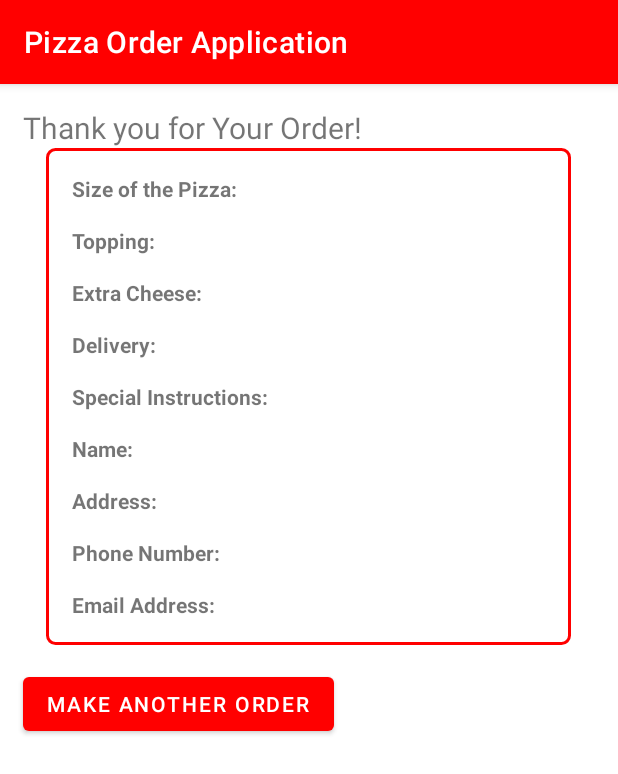
After one commit to airwick989/Mobile-Application-Development, an Android app: the MainActivity2 screen opened directly, with no data from a screen before it, on a phone screen of 412 x 824 dp. The commit adds this screen. Shown: the top 774 px of the screen. Run offline under Robolectric (Android 15) with nearby library versions, the phone set to English and light mode, and no system bars.

Commit message:
Designed user interface for order confirmation activity

```diff
--- a/Assignments/Assignment 1/project folder/app/src/main/AndroidManifest.xml
+++ b/Assignments/Assignment 1/project folder/app/src/main/AndroidManifest.xml
@@ -14,6 +14,9 @@
         android:theme="@style/Theme.MyApplication"
         tools:targetApi="31">
         <activity
+            android:name=".MainActivity2"
+            android:exported="false" />
+        <activity
             android:name=".MainActivity"
             android:exported="true">
             <intent-filter>
--- a/Assignments/Assignment 1/project folder/app/src/main/java/com/example/myapplication/MainActivity.java
+++ b/Assignments/Assignment 1/project folder/app/src/main/java/com/example/myapplication/MainActivity.java
@@ -2,6 +2,7 @@ package com.example.myapplication;
 
 import androidx.appcompat.app.AppCompatActivity;
 
+import android.content.Intent;
 import android.os.Bundle;
 import android.telephony.PhoneNumberFormattingTextWatcher;
 import android.text.TextUtils;
@@ -18,6 +19,7 @@ import android.widget.Spinner;
 import android.widget.TextView;
 import android.widget.Toast;
 
+import java.util.Arrays;
 import java.util.HashMap;
 import java.util.Map;
 
@@ -33,6 +35,7 @@ public class MainActivity extends AppCompatActivity implements AdapterView.OnIte
     EditText etPhone;
     EditText etAddress;
     EditText etName;
+    Map<String, String> orderDetails = new HashMap<String, String>();
 
     @Override
     protected void onCreate(Bundle savedInstanceState) {
@@ -121,15 +124,34 @@ public class MainActivity extends AppCompatActivity implements AdapterView.OnIte
             String selectedTopping = spToppings.getSelectedItem().toString();
             totalCost += mapTopping.get(selectedTopping);
 
+            orderDetails.clear();
+
             if(cbExtraCheese.isChecked()){
                 totalCost += 5.0;
+                orderDetails.put("Cheese", "Selected ($5)");
+            }
+            else{
+                orderDetails.put("Cheese", "Not Selected");
             }
             if(cbIncludeDelivery.isChecked()){
                 totalCost += 5.0;
+                orderDetails.put("Delivery", "Selected ($5)");
+            }
+            else{
+                orderDetails.put("Delivery", "Not Selected");
             }
 
             String strTotalCost = String.format("%.2f", totalCost);
             txtTotalCost.setText("$" + strTotalCost);
+
+            orderDetails.put("Slices", slice.getText().toString());
+            orderDetails.put("Topping", selectedTopping);
+            if(etInstructions.getText().toString() == "" || etInstructions.getText().toString() == null){
+                orderDetails.put("Instructions", "None");
+            }
+            else{
+                orderDetails.put("Instructions", etInstructions.getText().toString());
+            }
         }
 
         return totalCost;
@@ -193,10 +215,18 @@ public class MainActivity extends AppCompatActivity implements AdapterView.OnIte
 
     public void submitForm(View view){
         if(validateForm()){
-            Toast.makeText(this, "Nice", Toast.LENGTH_SHORT).show();
-        }
-        else{
-            Toast.makeText(this, "Bad", Toast.LENGTH_SHORT).show();
+            Intent intent = new Intent(MainActivity.this, MainActivity2.class);
+            //orderDetails.get(<Slices, Topping, Cheese, Delivery, Instructions>);
+            intent.putExtra("keySlices", orderDetails.get("Slices"));
+            intent.putExtra("keyTopping", orderDetails.get("Topping"));
+            intent.putExtra("keyCheese", orderDetails.get("Cheese"));
+            intent.putExtra("keyDelivery", orderDetails.get("Delivery"));
+            intent.putExtra("keyInstructions", orderDetails.get("Instructions"));
+            intent.putExtra("keyName", etName.getText().toString());
+            intent.putExtra("keyAddress", etAddress.getText().toString());
+            intent.putExtra("keyPhone", etPhone.getText().toString());
+            intent.putExtra("keyEmail", etEmail.getText().toString());
+            startActivity(intent);
         }
     }
 
--- /dev/null
+++ b/Assignments/Assignment 1/project folder/app/src/main/java/com/example/myapplication/MainActivity2.java
@@ -0,0 +1,14 @@
+package com.example.myapplication;
+
+import androidx.appcompat.app.AppCompatActivity;
+
+import android.os.Bundle;
+
+public class MainActivity2 extends AppCompatActivity {
+
+    @Override
+    protected void onCreate(Bundle savedInstanceState) {
+        super.onCreate(savedInstanceState);
+        setContentView(R.layout.activity_main2);
+    }
+}
--- a/Assignments/Assignment 1/project folder/app/src/main/res/layout/activity_main.xml
+++ b/Assignments/Assignment 1/project folder/app/src/main/res/layout/activity_main.xml
@@ -160,7 +160,6 @@
                         android:layout_width="wrap_content"
                         android:layout_height="wrap_content"
                         android:text="Total Cost: "
-                        android:textSize="15dp"
                         android:id="@+id/txtTotalCost"
                         android:textStyle="bold">
                     </TextView>
@@ -168,7 +167,6 @@
                         android:layout_width="wrap_content"
                         android:layout_height="wrap_content"
                         android:text="$0.00"
-                        android:textSize="15dp"
                         android:id="@+id/totalCost">
                     </TextView>
                 </LinearLayout>
--- /dev/null
+++ b/Assignments/Assignment 1/project folder/app/src/main/res/layout/activity_main2.xml
@@ -0,0 +1,288 @@
+<?xml version="1.0" encoding="utf-8"?>
+<RelativeLayout xmlns:android="http://schemas.android.com/apk/res/android"
+    xmlns:app="http://schemas.android.com/apk/res-auto"
+    xmlns:tools="http://schemas.android.com/tools"
+    android:layout_width="match_parent"
+    android:layout_height="match_parent"
+    tools:context=".MainActivity2">
+
+    <RelativeLayout
+        android:id="@+id/screen_layout"
+        android:layout_width="fill_parent"
+        android:layout_height="wrap_content">
+
+        <TextView
+            android:layout_width="wrap_content"
+            android:layout_height="wrap_content"
+            android:text="Thank you for Your Order!"
+            android:textSize="20dp"
+            android:id="@+id/headerConfirmation"
+            android:layout_marginLeft="15dp"
+            android:layout_marginTop="15dp">
+        </TextView>
+
+
+        <RelativeLayout
+            android:layout_width="350dp"
+            android:layout_height="wrap_content"
+            android:layout_below="@+id/headerConfirmation"
+            android:background="@drawable/rectanglebg"
+            android:layout_centerHorizontal="true"
+            android:id="@+id/layoutConfirmation">
+            <!-- Seems the dp across the screen is 300 -->
+
+
+
+            <LinearLayout
+                android:layout_width="match_parent"
+                android:layout_height="wrap_content"
+                android:orientation="horizontal"
+                android:id="@+id/layoutSlice">
+
+                <TextView
+                    android:layout_width="wrap_content"
+                    android:layout_height="wrap_content"
+                    android:text="Size of the Pizza: "
+                    android:textStyle="bold"
+                    android:layout_marginLeft="15dp"
+                    android:layout_marginTop="15dp">
+                </TextView>
+                <TextView
+                    android:layout_width="wrap_content"
+                    android:layout_height="wrap_content"
+                    android:text=""
+                    android:textStyle="bold"
+                    android:layout_marginLeft="15dp"
+                    android:layout_marginTop="15dp"
+                    android:id="@+id/tvSlice">
+                </TextView>
+            </LinearLayout>
+
+            <LinearLayout
+                android:layout_width="match_parent"
+                android:layout_height="wrap_content"
+                android:orientation="horizontal"
+                android:layout_below="@+id/layoutSlice"
+                android:id="@+id/layoutTopping">
+
+                <TextView
+                    android:layout_width="wrap_content"
+                    android:layout_height="wrap_content"
+                    android:text="Topping: "
+                    android:textStyle="bold"
+                    android:layout_marginLeft="15dp"
+                    android:layout_marginTop="15dp">
+                </TextView>
+                <TextView
+                    android:layout_width="wrap_content"
+                    android:layout_height="wrap_content"
+                    android:text=""
+                    android:textStyle="bold"
+                    android:layout_marginLeft="15dp"
+                    android:layout_marginTop="15dp"
+                    android:id="@+id/tvTopping">
+                </TextView>
+            </LinearLayout>
+
+            <LinearLayout
+                android:layout_width="match_parent"
+                android:layout_height="wrap_content"
+                android:orientation="horizontal"
+                android:layout_below="@+id/layoutTopping"
+                android:id="@+id/layoutCheese">
+
+                <TextView
+                    android:layout_width="wrap_content"
+                    android:layout_height="wrap_content"
+                    android:text="Extra Cheese: "
+                    android:textStyle="bold"
+                    android:layout_marginLeft="15dp"
+                    android:layout_marginTop="15dp">
+                </TextView>
+                <TextView
+                    android:layout_width="wrap_content"
+                    android:layout_height="wrap_content"
+                    android:text=""
+                    android:textStyle="bold"
+                    android:layout_marginLeft="15dp"
+                    android:layout_marginTop="15dp"
+                    android:id="@+id/tvCheese">
+                </TextView>
+            </LinearLayout>
+
+            <LinearLayout
+                android:layout_width="match_parent"
+                android:layout_height="wrap_content"
+                android:orientation="horizontal"
+                android:layout_below="@+id/layoutCheese"
+                android:id="@+id/layoutDelivery">
+
+                <TextView
+                    android:layout_width="wrap_content"
+                    android:layout_height="wrap_content"
+                    android:text="Delivery: "
+                    android:textStyle="bold"
+                    android:layout_marginLeft="15dp"
+                    android:layout_marginTop="15dp">
+                </TextView>
+                <TextView
+                    android:layout_width="wrap_content"
+                    android:layout_height="wrap_content"
+                    android:text=""
+                    android:textStyle="bold"
+                    android:layout_marginLeft="15dp"
+                    android:layout_marginTop="15dp"
+                    android:id="@+id/tvDelivery">
+                </TextView>
+            </LinearLayout>
+
+            <LinearLayout
+                android:layout_width="match_parent"
+                android:layout_height="wrap_content"
+                android:orientation="horizontal"
+                android:layout_below="@+id/layoutDelivery"
+                android:id="@+id/layoutInstructions">
+
+                <TextView
+                    android:layout_width="wrap_content"
+                    android:layout_height="wrap_content"
+                    android:text="Special Instructions: "
+                    android:textStyle="bold"
+                    android:layout_marginLeft="15dp"
+                    android:layout_marginTop="15dp">
+                </TextView>
+                <TextView
+                    android:layout_width="wrap_content"
+                    android:layout_height="wrap_content"
+                    android:text=""
+                    android:textStyle="bold"
+                    android:layout_marginLeft="15dp"
+                    android:layout_marginTop="15dp"
+                    android:id="@+id/tvInstructions">
+                </TextView>
+            </LinearLayout>
+
+            <LinearLayout
+                android:layout_width="match_parent"
+                android:layout_height="wrap_content"
+                android:orientation="horizontal"
+                android:layout_below="@+id/layoutInstructions"
+                android:id="@+id/layoutName">
+
+                <TextView
+                    android:layout_width="wrap_content"
+                    android:layout_height="wrap_content"
+                    android:text="Name: "
+                    android:textStyle="bold"
+                    android:layout_marginLeft="15dp"
+                    android:layout_marginTop="15dp">
+                </TextView>
+                <TextView
+                    android:layout_width="wrap_content"
+                    android:layout_height="wrap_content"
+                    android:text=""
+                    android:textStyle="bold"
+                    android:layout_marginLeft="15dp"
+                    android:layout_marginTop="15dp"
+                    android:id="@+id/tvName">
+                </TextView>
+            </LinearLayout>
+
+            <LinearLayout
+                android:layout_width="match_parent"
+                android:layout_height="wrap_content"
+                android:orientation="horizontal"
+                android:layout_below="@+id/layoutName"
+                android:id="@+id/layoutAddress">
+
+                <TextView
+                    android:layout_width="wrap_content"
+                    android:layout_height="wrap_content"
+                    android:text="Address: "
+                    android:textStyle="bold"
+                    android:layout_marginLeft="15dp"
+                    android:layout_marginTop="15dp">
+                </TextView>
+                <TextView
+                    android:layout_width="wrap_content"
+                    android:layout_height="wrap_content"
+                    android:text=""
+                    android:textStyle="bold"
+                    android:layout_marginLeft="15dp"
+                    android:layout_marginTop="15dp"
+                    android:id="@+id/tvAddress">
+                </TextView>
+            </LinearLayout>
+
+            <LinearLayout
+                android:layout_width="match_parent"
+                android:layout_height="wrap_content"
+                android:orientation="horizontal"
+                android:layout_below="@+id/layoutAddress"
+                android:id="@+id/layoutPhone">
+
+                <TextView
+                    android:layout_width="wrap_content"
+                    android:layout_height="wrap_content"
+                    android:text="Phone Number: "
+                    android:textStyle="bold"
+                    android:layout_marginLeft="15dp"
+                    android:layout_marginTop="15dp">
+                </TextView>
+                <TextView
+                    android:layout_width="wrap_content"
+                    android:layout_height="wrap_content"
+                    android:text=""
+                    android:textStyle="bold"
+                    android:layout_marginLeft="15dp"
+                    android:layout_marginTop="15dp"
+                    android:id="@+id/tvPhone">
+                </TextView>
+            </LinearLayout>
+
+            <LinearLayout
+                android:layout_width="match_parent"
+                android:layout_height="wrap_content"
+                android:orientation="horizontal"
+                android:layout_below="@+id/layoutPhone"
+                android:id="@+id/layoutEmail">
+
+                <TextView
+                    android:layout_width="wrap_content"
+                    android:layout_height="wrap_content"
+                    android:text="Email Address: "
+                    android:textStyle="bold"
+                    android:layout_marginLeft="15dp"
+                    android:layout_marginTop="15dp">
+                </TextView>
+                <TextView
+                    android:layout_width="wrap_content"
+                    android:layout_height="wrap_content"
+                    android:text=""
+                    android:textStyle="bold"
+                    android:layout_marginLeft="15dp"
+                    android:layout_marginTop="15dp"
+                    android:id="@+id/tvEmail"
+                    android:layout_marginBottom="15dp">
+                </TextView>
+            </LinearLayout>
+
+
+
+        </RelativeLayout>
+
+
+        <Button
+            android:layout_width="wrap_content"
+            android:layout_height="wrap_content"
+            android:text="Make Another Order"
+            android:layout_below="@+id/layoutConfirmation"
+            android:layout_marginTop="15dp"
+            android:layout_marginLeft="15dp"
+            android:layout_marginBottom="15dp">
+        </Button>
+
+
+    </RelativeLayout>
+
+</RelativeLayout>
```
